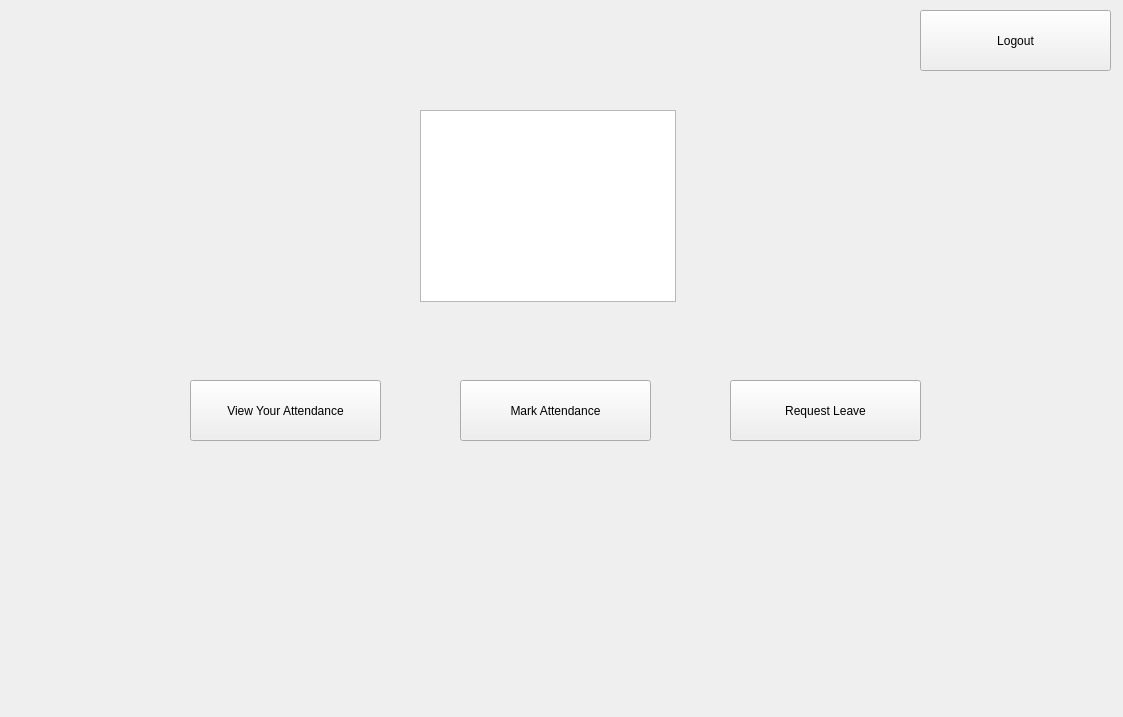
Above: Maintendance/guardlogin.ui from markhan101/Maintendance before the change. Below: the same form after it.
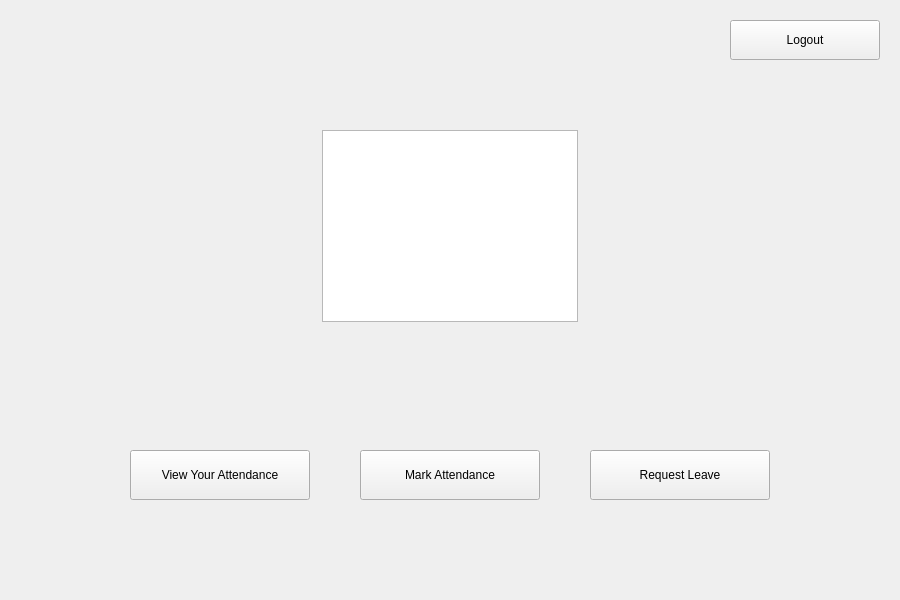
That is the form after the change. Icons and pictures are not drawn.

```diff
--- a/Maintendance/guardlogin.ui
+++ b/Maintendance/guardlogin.ui
@@ -2,15 +2,12 @@
 <ui version="4.0">
  <class>GuardLogin</class>
  <widget class="QWidget" name="GuardLogin">
-  <property name="enabled">
-   <bool>true</bool>
-  </property>
   <property name="geometry">
    <rect>
     <x>0</x>
     <y>0</y>
-    <width>1123</width>
-    <height>717</height>
+    <width>900</width>
+    <height>600</height>
    </rect>
   </property>
   <property name="windowTitle">
@@ -19,10 +16,10 @@
   <widget class="QPushButton" name="viewAttendanceButton">
    <property name="geometry">
     <rect>
-     <x>190</x>
-     <y>380</y>
-     <width>191</width>
-     <height>61</height>
+     <x>130</x>
+     <y>450</y>
+     <width>180</width>
+     <height>50</height>
     </rect>
    </property>
    <property name="text">
@@ -32,10 +29,10 @@
   <widget class="QPushButton" name="markAttendanceButton">
    <property name="geometry">
     <rect>
-     <x>460</x>
-     <y>380</y>
-     <width>191</width>
-     <height>61</height>
+     <x>360</x>
+     <y>450</y>
+     <width>180</width>
+     <height>50</height>
     </rect>
    </property>
    <property name="text">
@@ -45,10 +42,10 @@
   <widget class="QPushButton" name="requestLeaveButton">
    <property name="geometry">
     <rect>
-     <x>730</x>
-     <y>380</y>
-     <width>191</width>
-     <height>61</height>
+     <x>590</x>
+     <y>450</y>
+     <width>180</width>
+     <height>50</height>
     </rect>
    </property>
    <property name="text">
@@ -58,8 +55,8 @@
   <widget class="QGraphicsView" name="guardPic">
    <property name="geometry">
     <rect>
-     <x>420</x>
-     <y>110</y>
+     <x>322</x>
+     <y>130</y>
      <width>256</width>
      <height>192</height>
     </rect>
@@ -71,10 +68,10 @@
   <widget class="QPushButton" name="logOutButton">
    <property name="geometry">
     <rect>
-     <x>920</x>
-     <y>10</y>
-     <width>191</width>
-     <height>61</height>
+     <x>730</x>
+     <y>20</y>
+     <width>150</width>
+     <height>40</height>
     </rect>
    </property>
    <property name="text">
```
Left out of the diff: 2 changed lines with no effect on the pictures.
